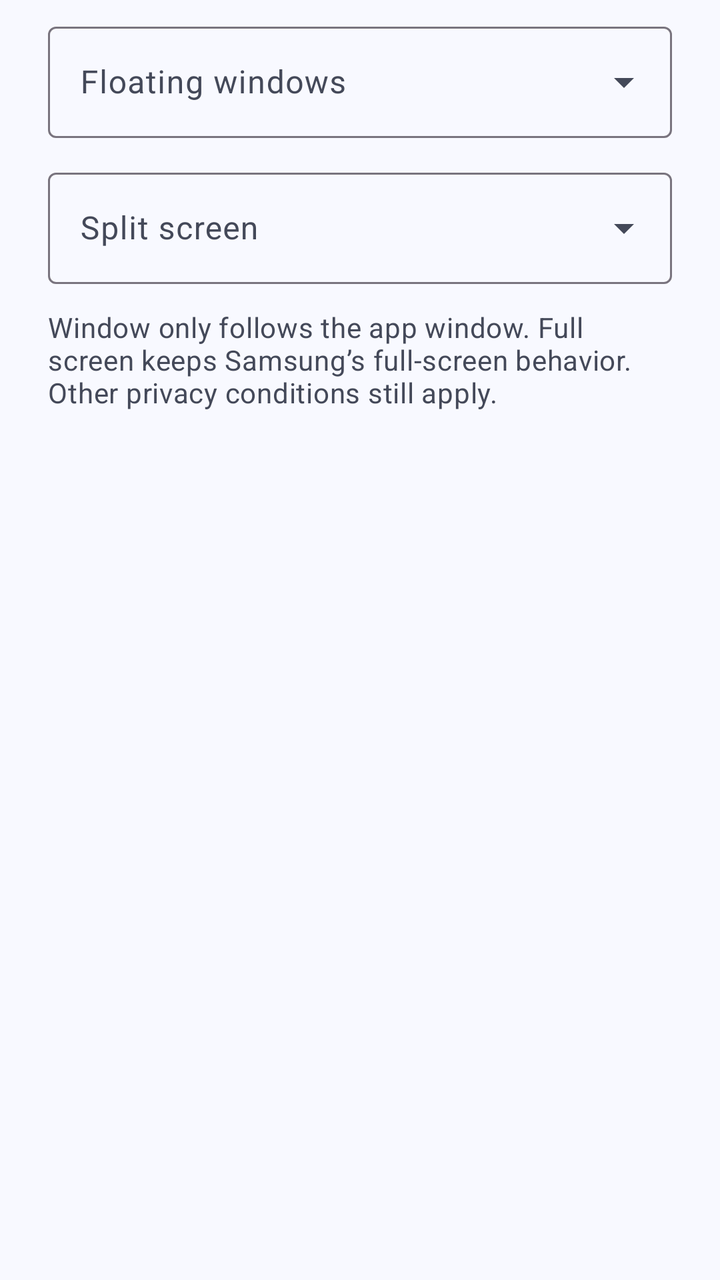
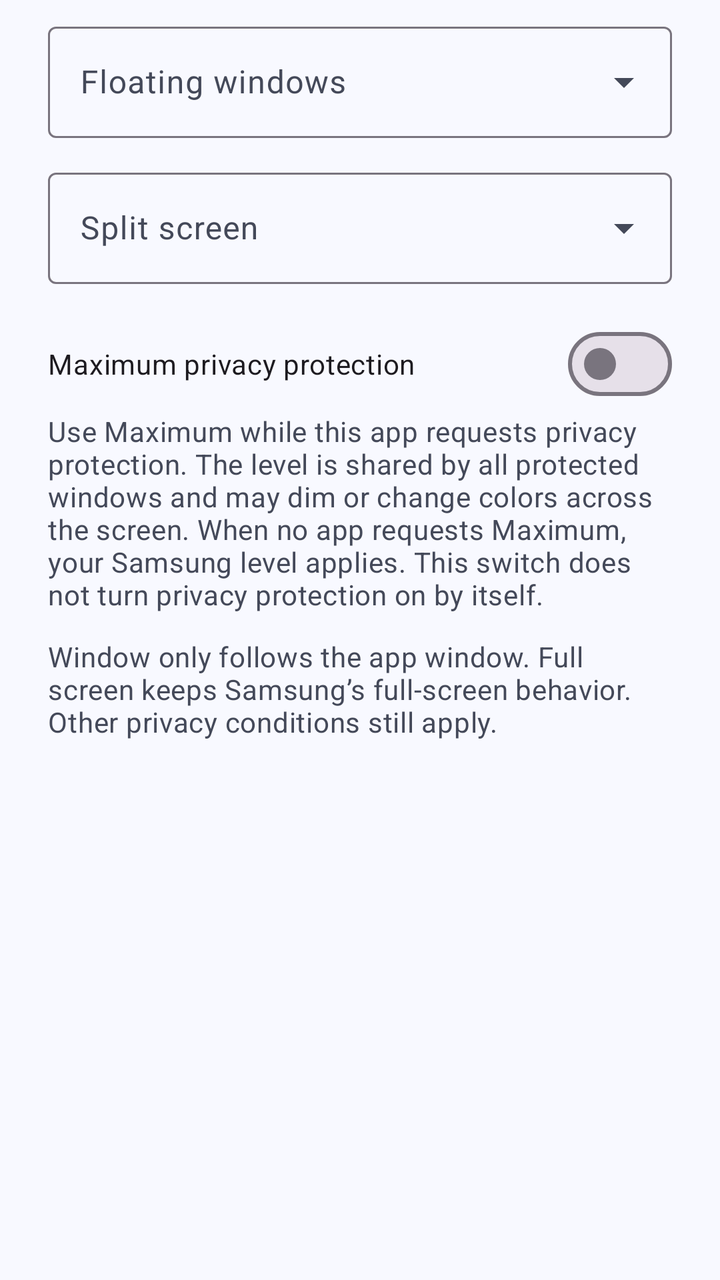

Compare the two renders of this Android layout. The source of the first and the diff that turns it into the second are given below.
<!-- AndroidManifest.xml: application theme Theme.PrivacyDisplayPlus -->
<!-- res/layout/dialog_app_rule.xml -->
<?xml version="1.0" encoding="utf-8"?>
<LinearLayout xmlns:android="http://schemas.android.com/apk/res/android" xmlns:app="http://schemas.android.com/apk/res-auto"
    android:layout_width="match_parent" android:layout_height="wrap_content" android:orientation="vertical"
    android:paddingStart="24dp" android:paddingEnd="24dp" android:paddingTop="8dp" android:paddingBottom="8dp">
    <com.google.android.material.textfield.TextInputLayout style="@style/Widget.Material3.TextInputLayout.OutlinedBox.ExposedDropdownMenu"
        android:id="@+id/rule_floating_input" app:endIconMode="dropdown_menu"
        android:layout_width="match_parent" android:layout_height="wrap_content" android:hint="@string/floating_title">
        <com.google.android.material.textfield.MaterialAutoCompleteTextView android:id="@+id/rule_floating"
            android:layout_width="match_parent" android:layout_height="wrap_content" android:inputType="none"
            android:importantForAutofill="no" android:contentDescription="@string/floating_title" />
    </com.google.android.material.textfield.TextInputLayout>
    <com.google.android.material.textfield.TextInputLayout style="@style/Widget.Material3.TextInputLayout.OutlinedBox.ExposedDropdownMenu"
        android:id="@+id/rule_split_input" app:endIconMode="dropdown_menu"
        android:layout_width="match_parent" android:layout_height="wrap_content" android:layout_marginTop="12dp"
        android:hint="@string/split_title">
        <com.google.android.material.textfield.MaterialAutoCompleteTextView android:id="@+id/rule_split"
            android:layout_width="match_parent" android:layout_height="wrap_content" android:inputType="none"
            android:importantForAutofill="no" android:contentDescription="@string/split_title" />
    </com.google.android.material.textfield.TextInputLayout>
    <TextView android:layout_width="match_parent" android:layout_height="wrap_content" android:layout_marginTop="12dp"
        android:text="@string/rule_explanation" android:textAppearance="@style/TextAppearance.Material3.BodyMedium"
        android:textColor="?attr/colorOnSurfaceVariant" />
</LinearLayout>
<!-- resources referenced by this layout -->
<resources>
  <string name="floating_title">Floating windows</string>
  <string name="rule_explanation">Window only follows the app window. Full screen keeps Samsung\u2019s full-screen behavior. Other privacy conditions still apply.</string>
  <string name="split_title">Split screen</string>
  <style name="Theme.PrivacyDisplayPlus" parent="Theme.Material3.DayNight.NoActionBar">
          <item name="colorPrimary">@color/accent</item>
          <item name="colorOnPrimary">@color/on_primary</item>
          <item name="colorPrimaryContainer">@color/primary_container</item>
          <item name="colorOnPrimaryContainer">@color/on_primary_container</item>
          <item name="colorSurface">@color/background</item>
          <item name="colorSurfaceContainer">@color/surface</item>
          <item name="colorSurfaceContainerHigh">@color/surface_high</item>
          <item name="colorOnSurface">@color/text_primary</item>
          <item name="colorOnSurfaceVariant">@color/text_secondary</item>
          <item name="colorOutlineVariant">@color/outline</item>
          <item name="colorError">@color/error</item>
          <item name="android:windowBackground">@color/background</item>
          <item name="android:windowLightStatusBar">true</item>
          <item name="android:windowLightNavigationBar">true</item>
      </style>
  <color name="accent">#245CBD</color>
  <color name="on_primary">#FFFFFF</color>
  <color name="primary_container">#DCE6FF</color>
  <color name="on_primary_container">#071C45</color>
  <color name="background">#F8F9FF</color>
  <color name="surface">#EFF2FA</color>
  <color name="surface_high">#E7EBF5</color>
  <color name="text_primary">#191C25</color>
  <color name="text_secondary">#444959</color>
  <color name="outline">#C5CAD8</color>
  <color name="error">#BA1A1A</color>
</resources>

<!-- the commit's change to res/layout/dialog_app_rule.xml (unified diff, before → after) -->
@@ -17,6 +17,15 @@
             android:layout_width="match_parent" android:layout_height="wrap_content" android:inputType="none"
             android:importantForAutofill="no" android:contentDescription="@string/split_title" />
     </com.google.android.material.textfield.TextInputLayout>
+    <com.google.android.material.materialswitch.MaterialSwitch
+        android:id="@+id/rule_maximum"
+        android:layout_width="match_parent" android:layout_height="wrap_content"
+        android:minHeight="48dp" android:layout_marginTop="16dp"
+        android:text="@string/maximum_privacy_title" />
+    <TextView android:layout_width="match_parent" android:layout_height="wrap_content"
+        android:text="@string/maximum_privacy_explanation"
+        android:textAppearance="@style/TextAppearance.Material3.BodyMedium"
+        android:textColor="?attr/colorOnSurfaceVariant" />
     <TextView android:layout_width="match_parent" android:layout_height="wrap_content" android:layout_marginTop="12dp"
         android:text="@string/rule_explanation" android:textAppearance="@style/TextAppearance.Material3.BodyMedium"
         android:textColor="?attr/colorOnSurfaceVariant" />
<!-- resource entries referenced after the edit -->
@@ -1,6 +1,8 @@
 <!-- resources referenced by this layout -->
 <resources>
   <string name="floating_title">Floating windows</string>
+  <string name="maximum_privacy_explanation">Use Maximum while this app requests privacy protection. The level is shared by all protected windows and may dim or change colors across the screen. When no app requests Maximum, your Samsung level applies. This switch does not turn privacy protection on by itself.</string>
+  <string name="maximum_privacy_title">Maximum privacy protection</string>
   <string name="rule_explanation">Window only follows the app window. Full screen keeps Samsung\u2019s full-screen behavior. Other privacy conditions still apply.</string>
   <string name="split_title">Split screen</string>
   <style name="Theme.PrivacyDisplayPlus" parent="Theme.Material3.DayNight.NoActionBar">
